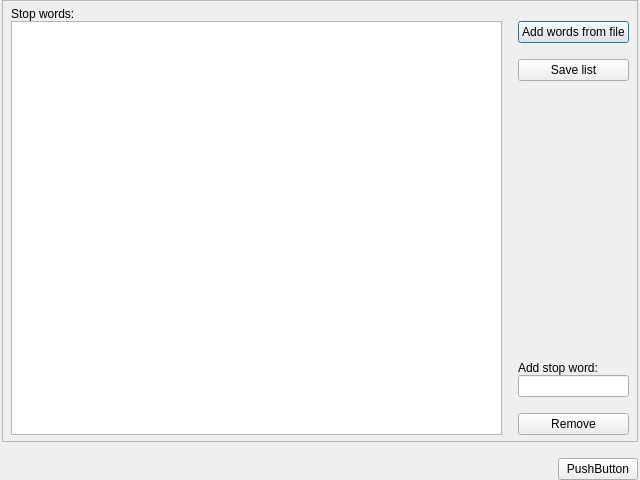
Above: coquery/gui/stopwords.ui from gkunter/coquery before the change. Below: the same form after it.
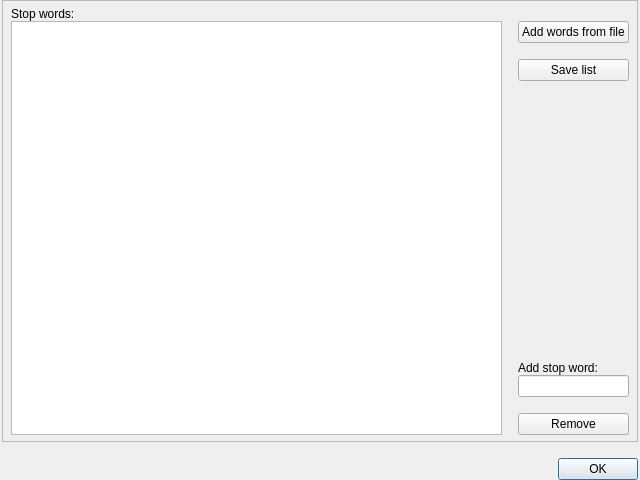
That is the form after the change. Icons and pictures are not drawn.

Diff of the .ui file:
```diff
--- a/coquery/gui/stopwords.ui
+++ b/coquery/gui/stopwords.ui
@@ -185,28 +185,14 @@
     </widget>
    </item>
    <item>
-    <layout class="QHBoxLayout" name="horizontalLayout_2">
-     <item>
-      <spacer name="horizontalSpacer">
-       <property name="orientation">
-        <enum>Qt::Horizontal</enum>
-       </property>
-       <property name="sizeHint" stdset="0">
-        <size>
-         <width>40</width>
-         <height>20</height>
-        </size>
-       </property>
-      </spacer>
-     </item>
-     <item>
-      <widget class="QPushButton" name="pushButton_2">
-       <property name="text">
-        <string>PushButton</string>
-       </property>
-      </widget>
-     </item>
-    </layout>
+    <widget class="QDialogButtonBox" name="buttonBox">
+     <property name="orientation">
+      <enum>Qt::Horizontal</enum>
+     </property>
+     <property name="standardButtons">
+      <set>QDialogButtonBox::Ok</set>
+     </property>
+    </widget>
    </item>
   </layout>
  </widget>
```
Left out of the diff: 35 changed lines with no effect on the pictures.
